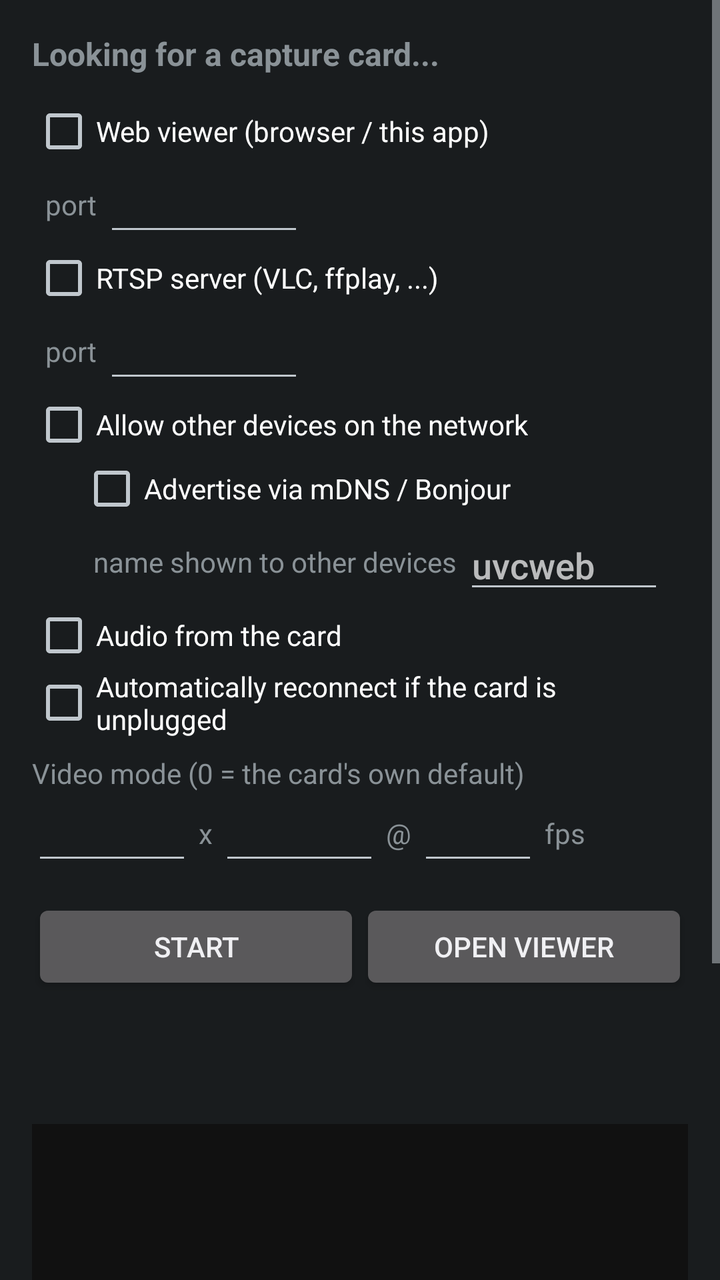
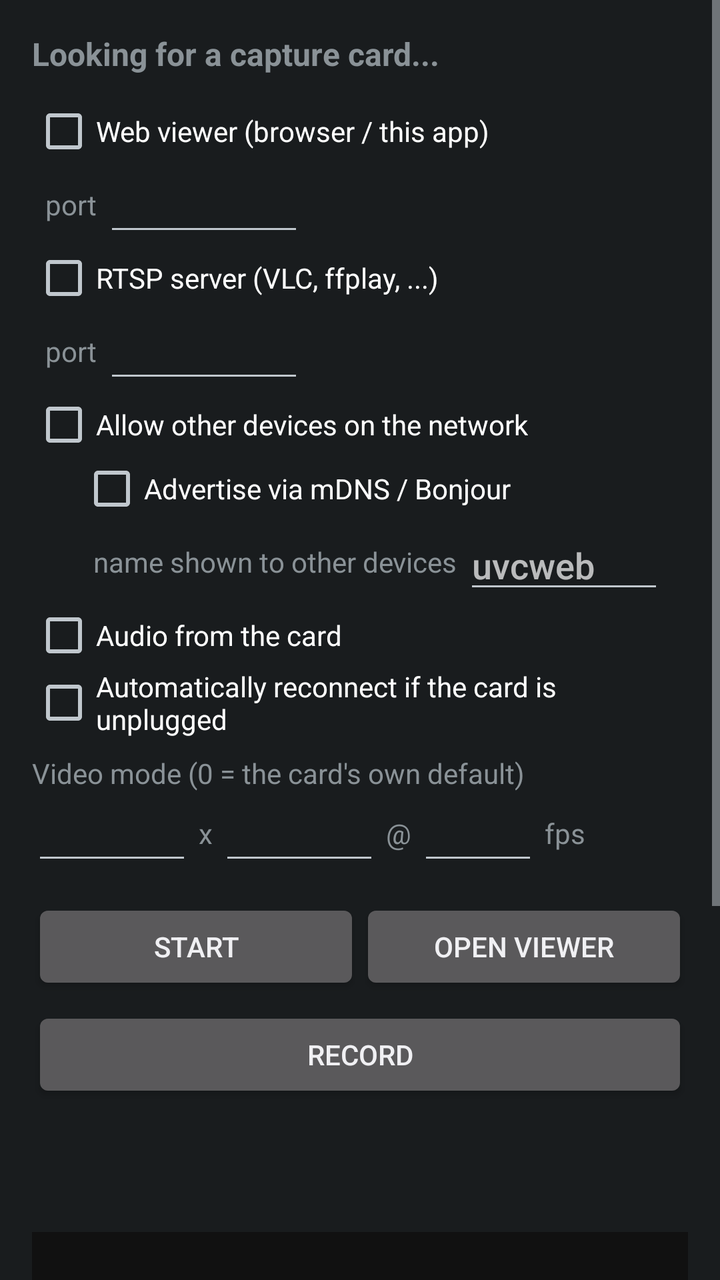

Compare the two renders of this Android layout. The source of the first and the diff that turns it into the second are given below.
<!-- AndroidManifest.xml: application theme android:Theme.DeviceDefault -->
<!-- res/layout/activity_main.xml -->
<?xml version="1.0" encoding="utf-8"?>
<LinearLayout xmlns:android="http://schemas.android.com/apk/res/android"
  android:layout_width="match_parent"
  android:layout_height="match_parent"
  android:fitsSystemWindows="true"
  android:orientation="vertical">

  <ScrollView
    android:layout_width="match_parent"
    android:layout_height="0dp"
    android:layout_weight="1"
    android:fillViewport="true">

    <LinearLayout
      android:layout_width="match_parent"
      android:layout_height="wrap_content"
      android:orientation="vertical"
      android:padding="16dp">

      <TextView
        android:id="@+id/deviceText"
        android:layout_width="match_parent"
        android:layout_height="wrap_content"
        android:text="Looking for a capture card..."
        android:textSize="16sp"
        android:textStyle="bold" />

      <CheckBox
        android:id="@+id/webCheck"
        android:layout_width="wrap_content"
        android:layout_height="wrap_content"
        android:layout_marginTop="12dp"
        android:text="Web viewer (browser / this app)" />

      <LinearLayout
        android:layout_width="match_parent"
        android:layout_height="wrap_content"
        android:gravity="center_vertical"
        android:orientation="horizontal">
        <TextView
          android:layout_width="wrap_content"
          android:layout_height="wrap_content"
          android:text="  port " />
        <EditText
          android:id="@+id/webPortEdit"
          android:layout_width="100dp"
          android:layout_height="wrap_content"
          android:inputType="number"
          android:maxLength="5" />
      </LinearLayout>

      <CheckBox
        android:id="@+id/rtspCheck"
        android:layout_width="wrap_content"
        android:layout_height="wrap_content"
        android:text="RTSP server (VLC, ffplay, ...)" />

      <LinearLayout
        android:layout_width="match_parent"
        android:layout_height="wrap_content"
        android:gravity="center_vertical"
        android:orientation="horizontal">
        <TextView
          android:layout_width="wrap_content"
          android:layout_height="wrap_content"
          android:text="  port " />
        <EditText
          android:id="@+id/rtspPortEdit"
          android:layout_width="100dp"
          android:layout_height="wrap_content"
          android:inputType="number"
          android:maxLength="5" />
      </LinearLayout>

      <CheckBox
        android:id="@+id/lanCheck"
        android:layout_width="wrap_content"
        android:layout_height="wrap_content"
        android:text="Allow other devices on the network" />

      <CheckBox
        android:id="@+id/mdnsCheck"
        android:layout_width="wrap_content"
        android:layout_height="wrap_content"
        android:layout_marginStart="24dp"
        android:text="Advertise via mDNS / Bonjour" />

      <LinearLayout
        android:layout_width="match_parent"
        android:layout_height="wrap_content"
        android:layout_marginStart="24dp"
        android:gravity="center_vertical"
        android:orientation="horizontal">
        <TextView
          android:layout_width="wrap_content"
          android:layout_height="wrap_content"
          android:text="  name shown to other devices " />
        <EditText
          android:id="@+id/mdnsNameEdit"
          android:layout_width="100dp"
          android:layout_height="wrap_content"
          android:hint="uvcweb"
          android:inputType="text"
          android:maxLength="60" />
      </LinearLayout>

      <CheckBox
        android:id="@+id/audioCheck"
        android:layout_width="wrap_content"
        android:layout_height="wrap_content"
        android:text="Audio from the card" />

      <CheckBox
        android:id="@+id/autoReconnectCheck"
        android:layout_width="wrap_content"
        android:layout_height="wrap_content"
        android:text="Automatically reconnect if the card is unplugged" />

      <TextView
        android:layout_width="match_parent"
        android:layout_height="wrap_content"
        android:layout_marginTop="8dp"
        android:text="Video mode (0 = the card's own default)" />

      <LinearLayout
        android:layout_width="match_parent"
        android:layout_height="wrap_content"
        android:gravity="center_vertical"
        android:orientation="horizontal">
        <EditText
          android:id="@+id/widthEdit"
          android:layout_width="80dp"
          android:layout_height="wrap_content"
          android:inputType="number"
          android:maxLength="5" />
        <TextView
          android:layout_width="wrap_content"
          android:layout_height="wrap_content"
          android:text=" x " />
        <EditText
          android:id="@+id/heightEdit"
          android:layout_width="80dp"
          android:layout_height="wrap_content"
          android:inputType="number"
          android:maxLength="5" />
        <TextView
          android:layout_width="wrap_content"
          android:layout_height="wrap_content"
          android:text=" @ " />
        <EditText
          android:id="@+id/fpsEdit"
          android:layout_width="60dp"
          android:layout_height="wrap_content"
          android:inputType="number"
          android:maxLength="3" />
        <TextView
          android:layout_width="wrap_content"
          android:layout_height="wrap_content"
          android:text=" fps" />
      </LinearLayout>

      <LinearLayout
        android:layout_width="match_parent"
        android:layout_height="wrap_content"
        android:layout_marginTop="12dp"
        android:orientation="horizontal">
        <Button
          android:id="@+id/startButton"
          android:layout_width="0dp"
          android:layout_height="wrap_content"
          android:layout_weight="1"
          android:text="Start" />
        <Button
          android:id="@+id/viewerButton"
          android:layout_width="0dp"
          android:layout_height="wrap_content"
          android:layout_weight="1"
          android:text="Open viewer" />
      </LinearLayout>

      <TextView
        android:id="@+id/statusText"
        android:layout_width="match_parent"
        android:layout_height="wrap_content"
        android:layout_marginTop="12dp"
        android:textSize="16sp" />

      <TextView
        android:id="@+id/urlText"
        android:layout_width="match_parent"
        android:layout_height="wrap_content"
        android:textIsSelectable="true"
        android:typeface="monospace" />
      <LinearLayout
        android:layout_width="match_parent"
        android:layout_height="wrap_content"
        android:orientation="vertical"
        android:paddingTop="12dp"
        android:paddingBottom="12dp">

        <ScrollView
          android:id="@+id/logScroll"
          android:layout_width="match_parent"
          android:layout_height="220dp"
          android:background="#111111">
          <TextView
            android:id="@+id/logText"
            android:layout_width="match_parent"
            android:layout_height="wrap_content"
            android:padding="6dp"
            android:textColor="#00ff00"
            android:textIsSelectable="true"
            android:textSize="11sp"
            android:typeface="monospace" />
        </ScrollView>

        <Button
          android:id="@+id/clearLogButton"
          android:layout_width="wrap_content"
          android:layout_height="wrap_content"
          android:layout_gravity="end"
          android:layout_marginTop="4dp"
          style="?android:attr/borderlessButtonStyle"
          android:minWidth="0dp"
          android:minHeight="0dp"
          android:paddingStart="8dp"
          android:paddingEnd="8dp"
          android:textSize="12sp"
          android:text="Clear" />
      </LinearLayout>
    </LinearLayout>
  </ScrollView>
</LinearLayout>
<!-- resources referenced by this layout -->
<resources>

</resources>

<!-- the commit's change to res/layout/activity_main.xml (unified diff, before → after) -->
@@ -177,6 +177,13 @@
           android:layout_weight="1"
           android:text="Open viewer" />
       </LinearLayout>
+
+      <Button
+        android:id="@+id/recordButton"
+        android:layout_width="match_parent"
+        android:layout_height="wrap_content"
+        android:layout_marginTop="6dp"
+        android:text="Record" />
 
       <TextView
         android:id="@+id/statusText"
